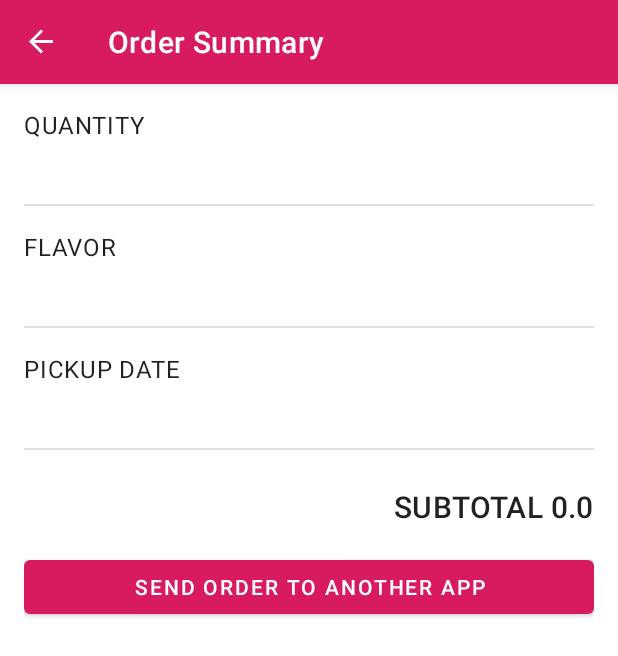
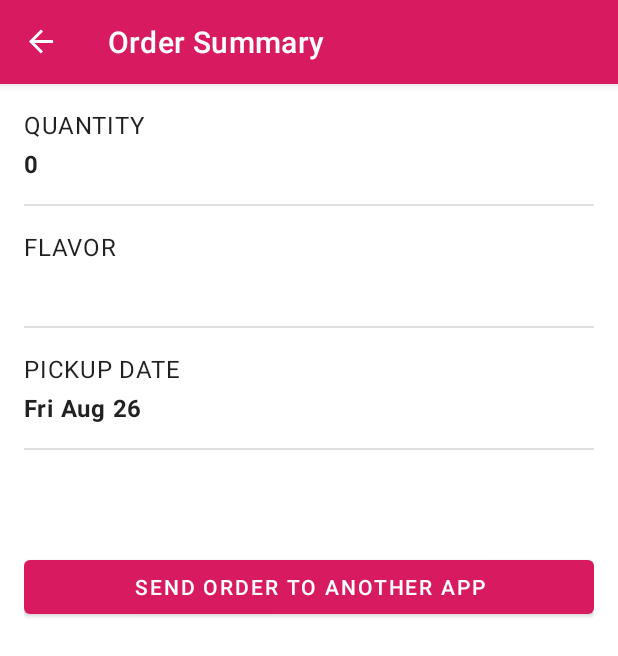
Before and after one commit to nijuyonkadesu/Cupcake-app, an Android app: the SummaryFragment screen opened through its navigation route, on a phone screen of 412 x 824 dp. Shown: the top 656 px of the screen. Run offline under Robolectric (Android 15) with nearby library versions, the phone set to English and light mode, and no system bars; our stand-ins replace data binding, navigation-ui; 2 statements that could not run were skipped.

Commit message:
format currency to match local & display summary

```diff
--- a/app/src/main/java/com/example/cupcake/model/OrderViewModel.kt
+++ b/app/src/main/java/com/example/cupcake/model/OrderViewModel.kt
@@ -2,7 +2,9 @@ package com.example.cupcake.model
 
 import androidx.lifecycle.LiveData
 import androidx.lifecycle.MutableLiveData
+import androidx.lifecycle.Transformations
 import androidx.lifecycle.ViewModel
+import java.text.NumberFormat
 import java.text.SimpleDateFormat
 import java.util.*
 
@@ -20,7 +22,9 @@ class OrderViewModel: ViewModel() {
     val date: LiveData<String> = _date
 
     private var _price = MutableLiveData<Double>()
-    val price: LiveData<Double> = _price
+    val price: LiveData<String> = Transformations.map(_price){
+        NumberFormat.getCurrencyInstance().format(it)
+    }
 
     val dateOptions = pickUpOptions()
 
--- a/app/src/main/res/layout/fragment_summary.xml
+++ b/app/src/main/res/layout/fragment_summary.xml
@@ -54,6 +54,7 @@
 
                 <TextView
                     android:id="@+id/quantity"
+                    android:text="@{viewModel.quantity.toString()}"
                     style="@style/Widget.Cupcake.TextView.OrderSummary"
                     android:layout_width="wrap_content"
                     android:layout_height="wrap_content"
@@ -77,6 +78,7 @@
 
                 <TextView
                     android:id="@+id/flavor"
+                    android:text="@{viewModel.flavour.toString()}"
                     style="@style/Widget.Cupcake.TextView.OrderSummary"
                     android:layout_width="wrap_content"
                     android:layout_height="wrap_content"
@@ -100,6 +102,7 @@
 
                 <TextView
                     android:id="@+id/date"
+                    android:text="@{viewModel.date.toString()}"
                     style="@style/Widget.Cupcake.TextView.OrderSummary"
                     android:layout_width="wrap_content"
                     android:layout_height="wrap_content"
```
